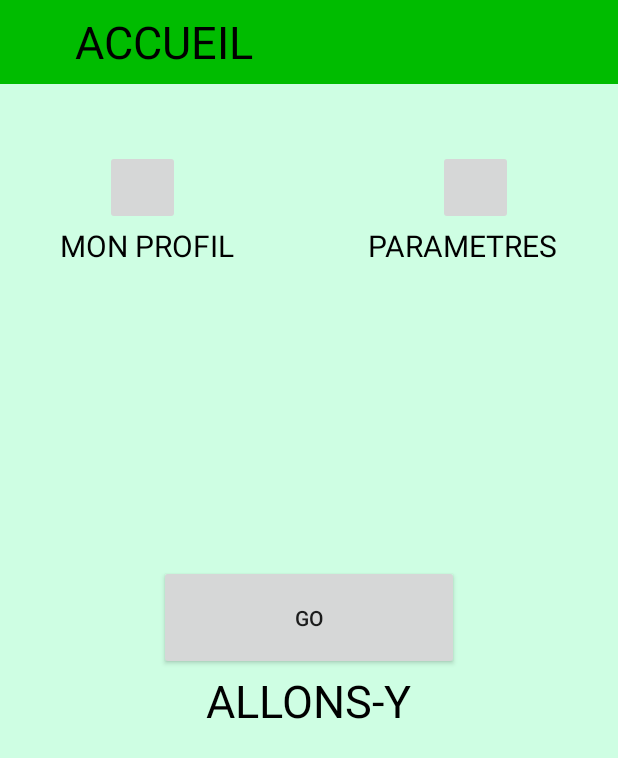
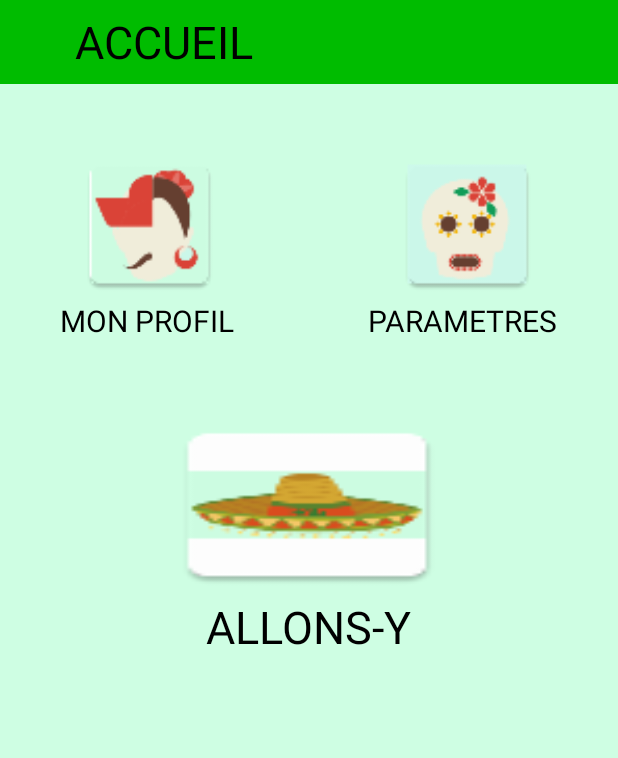
Before and after one commit to AnneMaelle/LocationUpdates, an Android app: the screen it shows after launch (Accueil), on a phone screen of 412 x 824 dp. Shown: the top 758 px of the screen. Run offline under Robolectric (Android 15) with nearby library versions, the phone set to English and light mode, and no system bars.

Commit message:
Ajout boutons

```diff
--- a/app/src/main/res/layout/activity_accueil.xml
+++ b/app/src/main/res/layout/activity_accueil.xml
@@ -32,12 +32,13 @@
 
     <ImageButton
         android:id="@+id/profileButton"
-        android:layout_width="50dp"
-        android:layout_height="50dp"
-        android:layout_marginLeft="70dp"
+        android:layout_width="100dp"
+        android:layout_height="100dp"
+        android:layout_marginLeft="50dp"
         android:layout_marginTop="100dp"
         android:clickable="true"
-        android:onClick="goProfile" />
+        android:onClick="goProfile"
+        android:background="@drawable/profile"/>
 
     <TextView
         android:id="@+id/profileText"
@@ -52,13 +53,14 @@
 
     <ImageButton
         android:id="@+id/parametersButton"
-        android:layout_width="50dp"
-        android:layout_height="50dp"
+        android:layout_width="100dp"
+        android:layout_height="100dp"
         android:layout_alignTop="@+id/profileButton"
         android:clickable="true"
         android:onClick="goParameters"
         android:layout_alignParentRight="true"
-        android:layout_marginRight="70dp" />
+        android:layout_marginRight="50dp"
+        android:background="@drawable/parameters"/>
 
     <TextView
         android:id="@+id/parametersText"
@@ -71,14 +73,15 @@
         android:layout_alignParentRight="true"
         android:layout_marginRight="40dp" />
 
-    <Button
+    <ImageButton
         android:id="@+id/goButton"
-        android:text="Go"
         android:layout_width="200dp"
-        android:layout_height="70dp"
+        android:layout_height="120dp"
         android:onClick="goItin"
-        android:layout_centerVertical="true"
-        android:layout_centerHorizontal="true" />
+        android:layout_centerHorizontal="true"
+        android:layout_below="@+id/parametersText"
+        android:layout_marginTop="50dp"
+        android:background="@drawable/hat"/>
 
     <TextView
         android:id="@+id/goText"
```
